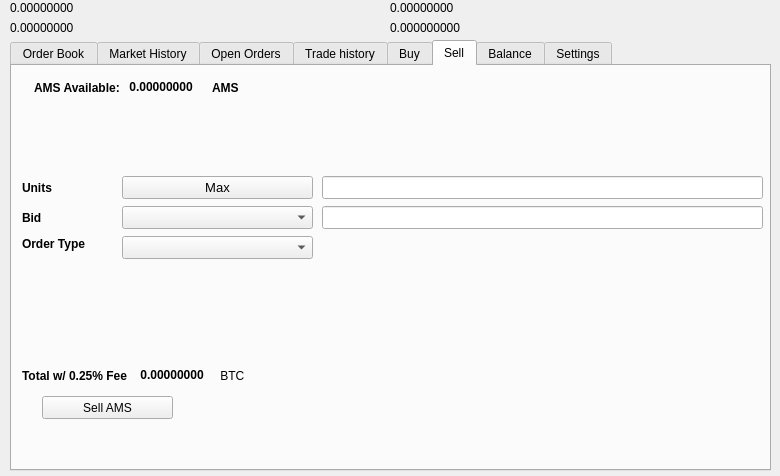
SpacemanSpliff99/AmsterdamCoin-v4, file src/qt/forms/tradingdialog.ui: the form before one commit.
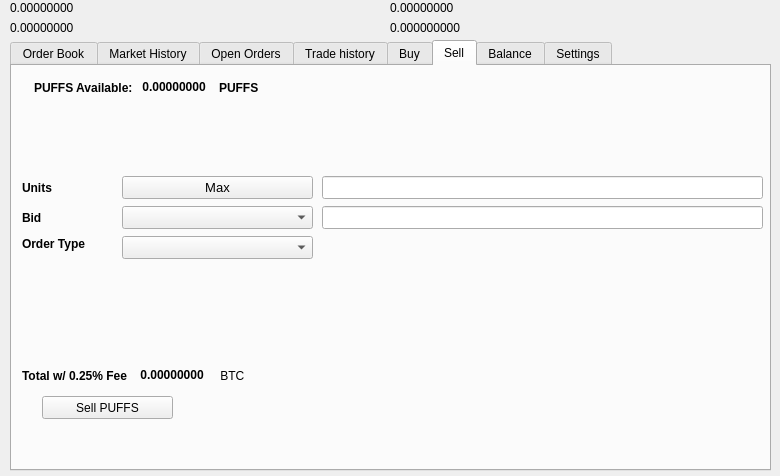
The form after the commit. The open tabs and pages were chosen to show the change. Icons and pictures are not drawn.

Diff of the .ui file:
```diff
--- a/src/qt/forms/tradingdialog.ui
+++ b/src/qt/forms/tradingdialog.ui
@@ -1751,7 +1751,7 @@
       </rect>
      </property>
      <property name="text">
-      <string>Sell AMS</string>
+      <string>Sell PUFFS</string>
      </property>
      <property name="icon">
       <iconset resource="../puffscoin">
@@ -1777,7 +1777,7 @@
          </font>
         </property>
         <property name="text">
-         <string>AMS Available:</string>
+         <string>PUFFS Available:</string>
         </property>
        </widget>
       </item>
@@ -2221,7 +2221,7 @@
          </font>
         </property>
         <property name="text">
-         <string>AMS</string>
+         <string>PUFFS</string>
         </property>
        </widget>
       </item>
```
Left out of the diff: 28 changed lines with no effect on the pictures.
